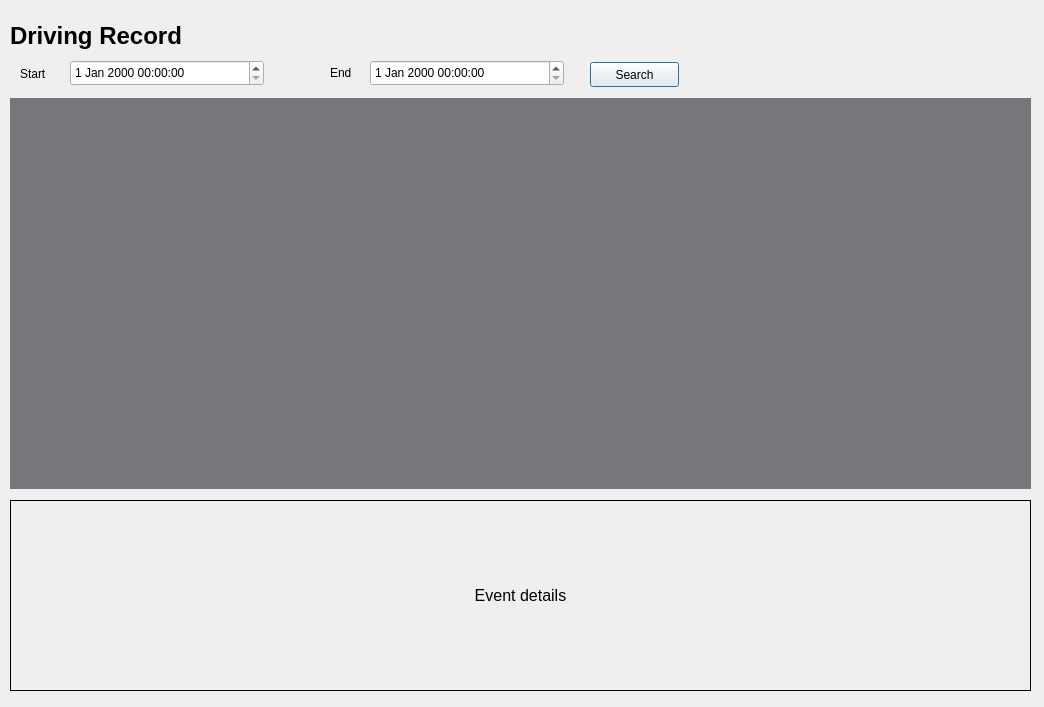
Qt form Intelligence_Vehicle_GUI/ui/log_window.ui (addinedu-ros-6th/deeplearning-repo-3) before a commit.
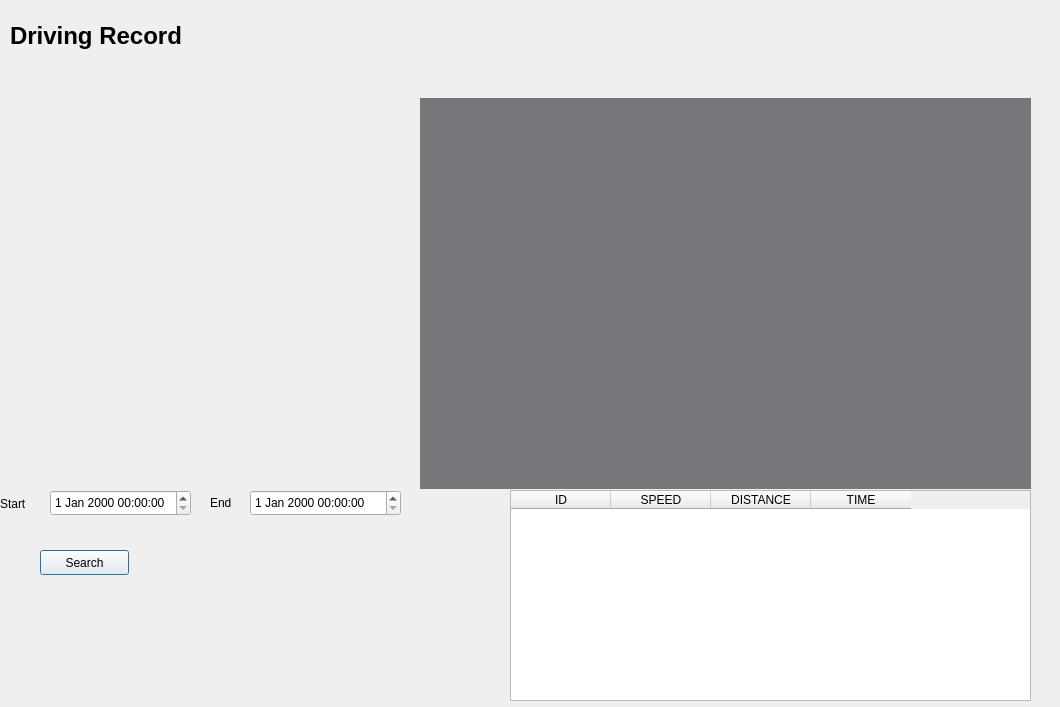
The same form after that commit.

Diff of the .ui file:
```diff
--- a/Intelligence_Vehicle_GUI/ui/log_window.ui
+++ b/Intelligence_Vehicle_GUI/ui/log_window.ui
@@ -6,7 +6,7 @@
    <rect>
     <x>0</x>
     <y>0</y>
-    <width>1044</width>
+    <width>1060</width>
     <height>707</height>
    </rect>
   </property>
@@ -16,9 +16,9 @@
   <widget class="QWidget" name="widget_chart" native="true">
    <property name="geometry">
     <rect>
-     <x>10</x>
+     <x>420</x>
      <y>98</y>
-     <width>1021</width>
+     <width>611</width>
      <height>391</height>
     </rect>
    </property>
@@ -49,8 +49,8 @@
   <widget class="QLabel" name="label_start">
    <property name="geometry">
     <rect>
-     <x>20</x>
-     <y>65</y>
+     <x>0</x>
+     <y>495</y>
      <width>67</width>
      <height>17</height>
     </rect>
@@ -62,8 +62,8 @@
   <widget class="QLabel" name="label_end">
    <property name="geometry">
     <rect>
-     <x>330</x>
-     <y>64</y>
+     <x>210</x>
+     <y>494</y>
      <width>67</width>
      <height>17</height>
     </rect>
@@ -75,9 +75,9 @@
   <widget class="QDateTimeEdit" name="dte_end">
    <property name="geometry">
     <rect>
-     <x>370</x>
-     <y>60</y>
-     <width>194</width>
+     <x>250</x>
+     <y>490</y>
+     <width>151</width>
      <height>26</height>
     </rect>
    </property>
@@ -85,9 +85,9 @@
   <widget class="QDateTimeEdit" name="dte_start">
    <property name="geometry">
     <rect>
-     <x>70</x>
-     <y>60</y>
-     <width>194</width>
+     <x>50</x>
+     <y>490</y>
+     <width>141</width>
      <height>26</height>
     </rect>
    </property>
@@ -95,8 +95,8 @@
   <widget class="QPushButton" name="pushButton">
    <property name="geometry">
     <rect>
-     <x>590</x>
-     <y>62</y>
+     <x>40</x>
+     <y>550</y>
      <width>89</width>
      <height>25</height>
     </rect>
@@ -108,32 +108,41 @@
     <string>Search</string>
    </property>
   </widget>
-  <widget class="QLabel" name="label_description">
+  <widget class="QTableWidget" name="tableWidget">
    <property name="geometry">
     <rect>
-     <x>10</x>
-     <y>500</y>
-     <width>1021</width>
-     <height>191</height>
+     <x>510</x>
+     <y>490</y>
+     <width>521</width>
+     <height>211</height>
     </rect>
    </property>
-   <property name="font">
-    <font>
-     <pointsize>12</pointsize>
-    </font>
+   <property name="autoFillBackground">
+    <bool>false</bool>
    </property>
-   <property name="styleSheet">
-    <string notr="true">border-color: rgb(0, 0, 0);</string>
+   <property name="sortingEnabled">
+    <bool>true</bool>
    </property>
-   <property name="frameShape">
-    <enum>QFrame::Box</enum>
-   </property>
-   <property name="text">
-    <string>Event details</string>
-   </property>
-   <property name="alignment">
-    <set>Qt::AlignCenter</set>
-   </property>
+   <column>
+    <property name="text">
+     <string>ID</string>
+    </property>
+   </column>
+   <column>
+    <property name="text">
+     <string>SPEED</string>
+    </property>
+   </column>
+   <column>
+    <property name="text">
+     <string>DISTANCE</string>
+    </property>
+   </column>
+   <column>
+    <property name="text">
+     <string>TIME</string>
+    </property>
+   </column>
   </widget>
  </widget>
  <resources/>
```
Left out of the diff: 2 changed lines with no effect on the pictures.
